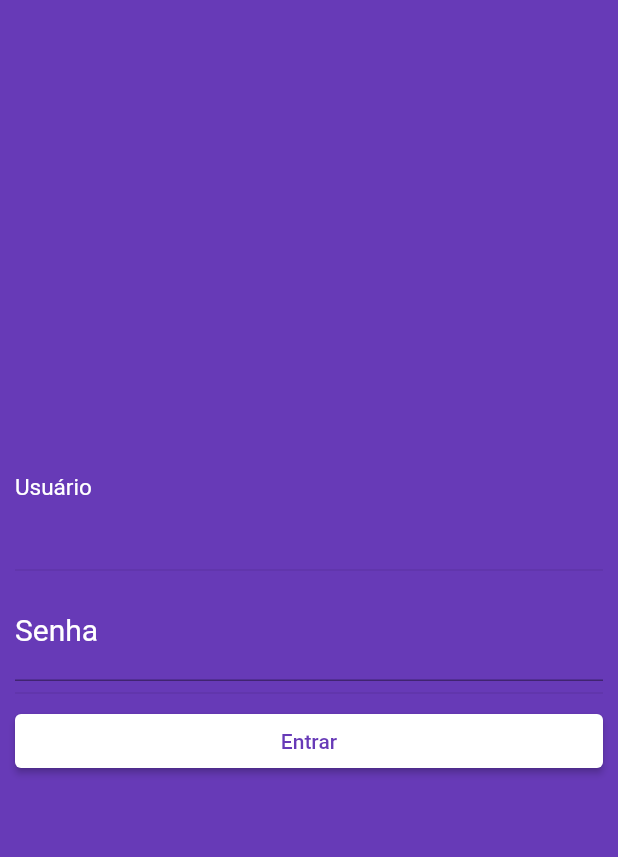
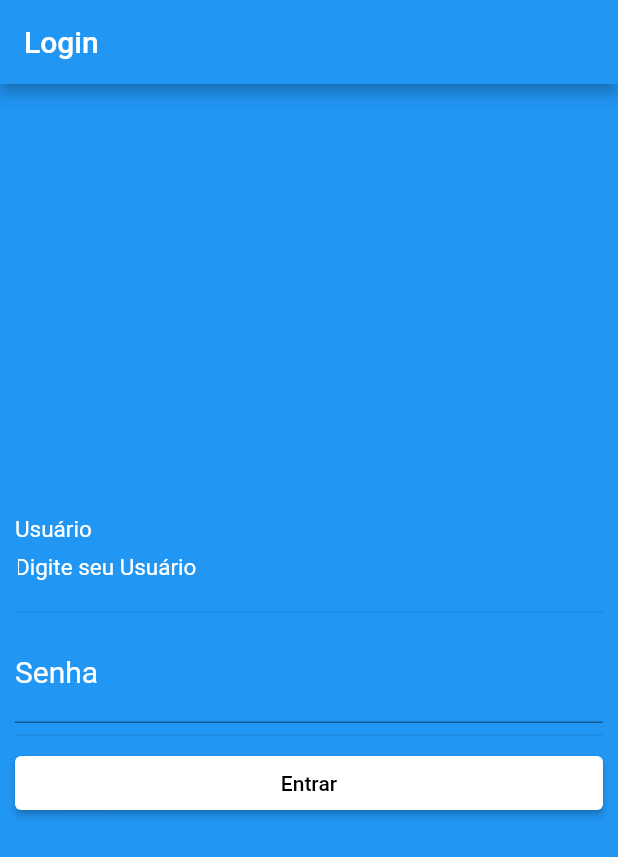
Before and after one commit to leandrocode/ProgramacaoDispositivosMoveis, a Flutter app: the screen it shows after launch, on a phone screen of 412 x 824 dp. Shown: the top 857 px of the screen. Run offline on Flutter 3.47's test engine with Material 2 defaults, Android fonts, the phone set to English and light mode, and no system bars; missing offline and left inert: dart:html.

Commit message:
alterações
alterado layout

```diff
--- a/AndroidApp/login_app/login_app/lib/login.dart
+++ b/AndroidApp/login_app/login_app/lib/login.dart
@@ -11,7 +11,13 @@ class _LoginState extends State<Login> {
   @override
   Widget build(BuildContext context) {
     return Scaffold(
-      backgroundColor: Colors.deepPurple,
+      appBar: AppBar(
+        title: const Text(
+          'Login',
+          textDirection: TextDirection.ltr,
+        ),
+      ),
+      backgroundColor: Colors.blue,
       body: Padding(
         padding: EdgeInsets.all(10),
         child: Center(
@@ -21,21 +27,25 @@ class _LoginState extends State<Login> {
             children: <Widget>[
               TextFormField(
                 autofocus: true,
-                keyboardType: TextInputType.number,
+                keyboardType: TextInputType.text,
                 style: new TextStyle(color: Colors.white, fontSize: 20),
                 decoration: InputDecoration(
-                    labelText: 'Usuário',
-                    labelStyle: TextStyle(color: Colors.white)),
+                  labelText: 'Usuário',
+                  hintText: 'Digite seu Usuário',
+                  hintStyle: TextStyle(color: Colors.white, fontSize: 15),
+                  labelStyle: TextStyle(color: Colors.white),
+                ),
               ),
               Divider(),
               TextFormField(
                 autofocus: true,
                 obscureText: true,
-                keyboardType: TextInputType.text,
+                keyboardType: TextInputType.number,
                 style: new TextStyle(color: Colors.white, fontSize: 20),
                 decoration: InputDecoration(
-                    labelText: 'Senha',
-                    labelStyle: TextStyle(color: Colors.white)),
+                  labelText: 'Senha',
+                  labelStyle: TextStyle(color: Colors.white),
+                ),
               ),
               Divider(),
               ButtonTheme(
@@ -43,11 +53,12 @@ class _LoginState extends State<Login> {
                 child: ElevatedButton(
                   onPressed: () => {},
                   style: ButtonStyle(
-                      backgroundColor:
-                          MaterialStateProperty.all<Color>(Colors.white)),
+                    backgroundColor:
+                        MaterialStateProperty.all<Color>(Colors.white),
+                  ),
                   child: Text(
                     'Entrar',
-                    style: TextStyle(color: Colors.deepPurple),
+                    style: TextStyle(color: Colors.black),
                   ),
                 ),
               ),
--- a/AndroidApp/login_app/login_app/lib/main.dart
+++ b/AndroidApp/login_app/login_app/lib/main.dart
@@ -10,7 +10,7 @@ class LoginApp extends StatelessWidget {
   Widget build(BuildContext context) {
     return MaterialApp(
       title: 'Login App',
-      theme: ThemeData(primarySwatch: Colors.deepPurple),
+      theme: ThemeData(primarySwatch: Colors.blue),
       home: Login(),
     );
   }
```
Also changed, not shown: AndroidApp/login_app/login_app/lib/address_form.dart (added, +13 -0 lines), AndroidApp/login_app/login_app/lib/adress_form.dart (deleted).
